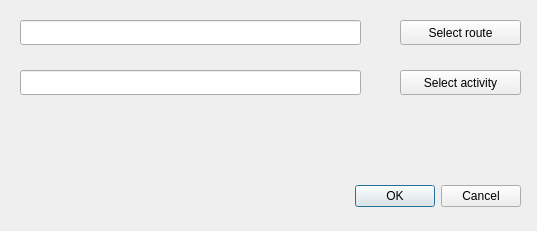
Above: firome/ui/assets/main.ui from outcatcher/firome before the change. Below: the same form after it.
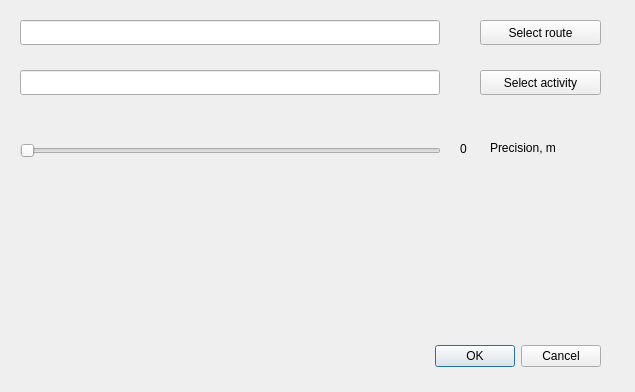
That is the form after the change.

Commit message:
Add precision setting in UI and console
Add horizontal slider for precision

Add --precision flag to console args

Fix interpolation performance

Fix "not responding" UI

Diff of the .ui file:
```diff
--- a/firome/ui/assets/main.ui
+++ b/firome/ui/assets/main.ui
@@ -6,8 +6,8 @@
    <rect>
     <x>0</x>
     <y>0</y>
-    <width>537</width>
-    <height>231</height>
+    <width>635</width>
+    <height>392</height>
    </rect>
   </property>
   <property name="windowTitle">
@@ -17,7 +17,7 @@
    <widget class="QPushButton" name="buttonActivitySelect">
     <property name="geometry">
      <rect>
-      <x>400</x>
+      <x>480</x>
       <y>70</y>
       <width>121</width>
       <height>25</height>
@@ -30,8 +30,8 @@
    <widget class="QDialogButtonBox" name="buttonBox">
     <property name="geometry">
      <rect>
-      <x>180</x>
-      <y>180</y>
+      <x>260</x>
+      <y>340</y>
       <width>341</width>
       <height>32</height>
      </rect>
@@ -48,7 +48,7 @@
      <rect>
       <x>20</x>
       <y>70</y>
-      <width>341</width>
+      <width>420</width>
       <height>25</height>
      </rect>
     </property>
@@ -56,7 +56,7 @@
    <widget class="QPushButton" name="buttonRouteSelect">
     <property name="geometry">
      <rect>
-      <x>400</x>
+      <x>480</x>
       <y>20</y>
       <width>121</width>
       <height>25</height>
@@ -71,11 +71,50 @@
      <rect>
       <x>20</x>
       <y>20</y>
-      <width>341</width>
+      <width>420</width>
       <height>25</height>
      </rect>
     </property>
    </widget>
+   <widget class="QLabel" name="precisionLabel">
+    <property name="geometry">
+     <rect>
+      <x>490</x>
+      <y>138</y>
+      <width>91</width>
+      <height>20</height>
+     </rect>
+    </property>
+    <property name="text">
+     <string>Precision, m</string>
+    </property>
+   </widget>
+   <widget class="QSlider" name="horizontalSlider">
+    <property name="geometry">
+     <rect>
+      <x>20</x>
+      <y>140</y>
+      <width>421</width>
+      <height>21</height>
+     </rect>
+    </property>
+    <property name="orientation">
+     <enum>Qt::Orientation::Horizontal</enum>
+    </property>
+   </widget>
+   <widget class="QLabel" name="precisionValue">
+    <property name="geometry">
+     <rect>
+      <x>460</x>
+      <y>140</y>
+      <width>67</width>
+      <height>17</height>
+     </rect>
+    </property>
+    <property name="text">
+     <string>0</string>
+    </property>
+   </widget>
   </widget>
  </widget>
  <resources/>
```
Left out of the diff: 4 changed lines with no effect on the pictures. The commit also changes 9 other files.
